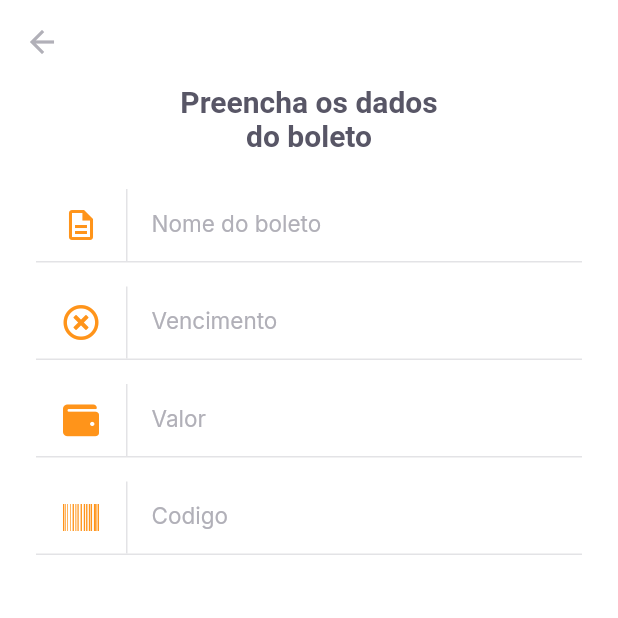
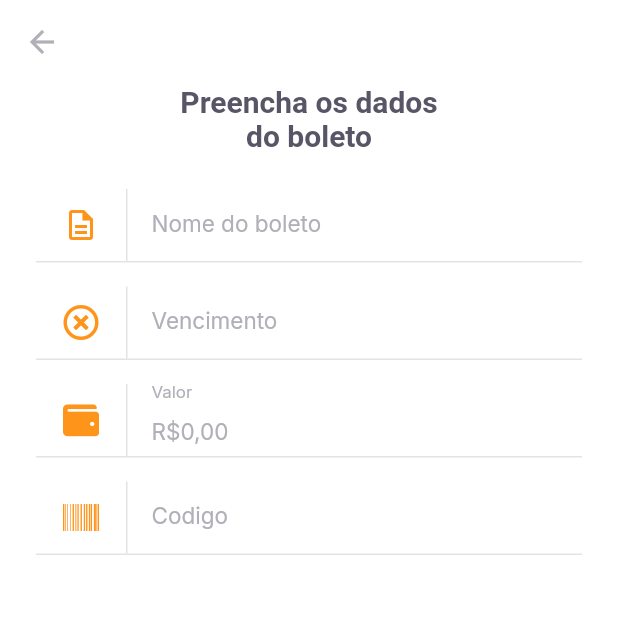
Before and after one commit to mattatito/payflow, a Flutter app: the InsertBoletoPage screen opened by its route, on a phone screen of 412 x 824 dp, the top half of it. Run offline on Flutter 3.47's test engine with Material 2 defaults, Android fonts, the phone set to English and light mode, and no system bars; our stand-ins replace camera, firebase_core, flutter_masked_text2, font_awesome_flutter, google_fonts, google_sign_in and 2 more; missing offline and left inert: google_ml_kit; accounts and stored records are empty.

```diff
--- /dev/null
+++ b/lib/modules/insert_boleto/insert_boleto_controller.dart
@@ -0,0 +1,21 @@
+import 'package:flutter/cupertino.dart';
+
+class InsertBoletoController {
+  final formKey = GlobalKey<FormState>();
+
+  String? validateName(String? value) =>
+      value?.isEmpty ?? true ? "O nome não pode ser vazio" : null;
+  String? validateVencimento(String? value) =>
+      value?.isEmpty ?? true ? "A data de vencimento não pode ser vazio" : null;
+  String? validateValor(double value) =>
+      value == 0 ? "Insira um valor maior que R\$ 0,00" : null;
+  String? validateCodigo(String? value) =>
+      value?.isEmpty ?? true ? "O código do boleto não pode ser vazio" : null;
+
+  void cadastrarBoleto() {
+    final form = formKey.currentState;
+    if (form!.validate()) {
+      print("Validou!");
+    }
+  }
+}
--- a/lib/modules/insert_boleto/insert_boleto_page.dart
+++ b/lib/modules/insert_boleto/insert_boleto_page.dart
@@ -1,18 +1,42 @@
 import 'package:flutter/material.dart';
+import 'package:flutter_masked_text2/flutter_masked_text2.dart';
 import 'package:font_awesome_flutter/font_awesome_flutter.dart';
+import 'package:payflow/modules/insert_boleto/insert_boleto_controller.dart';
 import 'package:payflow/shared/themes/app_colors.dart';
 import 'package:payflow/shared/themes/app_text_styles.dart';
 import 'package:payflow/shared/widgets/input_text/input_text_widget.dart';
 import 'package:payflow/shared/widgets/set_label_buttons/set_label_buttons.dart';
 
 class InsertBoletoPage extends StatefulWidget {
-  const InsertBoletoPage({Key? key}) : super(key: key);
+  final String? barcode;
+  const InsertBoletoPage({Key? key, this.barcode}) : super(key: key);
 
   @override
   _InsertBoletoPageState createState() => _InsertBoletoPageState();
 }
 
 class _InsertBoletoPageState extends State<InsertBoletoPage> {
+  final controller = InsertBoletoController();
+
+  final moneyInputTextController = MoneyMaskedTextController(
+    leftSymbol: "R\$",
+    decimalSeparator: ",",
+  );
+
+  final dueDateInputTextController = MaskedTextController(
+    mask: "00/00/0000",
+  );
+
+  final barcodeInputTextController = TextEditingController();
+
+  @override
+  void initState() {
+    if (widget.barcode != null) {
+      barcodeInputTextController.text = widget.barcode!;
+    }
+    super.initState();
+  }
+
   @override
   Widget build(BuildContext context) {
     return Scaffold(
@@ -24,7 +48,8 @@ class _InsertBoletoPageState extends State<InsertBoletoPage> {
           color: AppColors.input,
         ),
       ),
-      body: Padding(
+      body: SingleChildScrollView(
+        child: Padding(
           padding: const EdgeInsets.symmetric(horizontal: 24),
           child: Column(
             crossAxisAlignment: CrossAxisAlignment.center,
@@ -42,27 +67,43 @@ class _InsertBoletoPageState extends State<InsertBoletoPage> {
               SizedBox(
                 height: 24,
               ),
+              Form(
+                key: controller.formKey,
+                child: Column(
+                  children: [
                     InputTextWidget(
                       label: "Nome do boleto",
                       icon: Icons.description_outlined,
+                      validator: controller.validateName,
                       onChanged: (value) {},
                     ),
                     InputTextWidget(
+                      controller: dueDateInputTextController,
                       label: "Vencimento",
+                      validator: controller.validateVencimento,
                       icon: FontAwesomeIcons.timesCircle,
                       onChanged: (value) {},
                     ),
                     InputTextWidget(
+                      controller: moneyInputTextController,
                       label: "Valor",
+                      validator: (_) => controller
+                          .validateValor(moneyInputTextController.numberValue),
                       icon: FontAwesomeIcons.wallet,
                       onChanged: (value) {},
                     ),
                     InputTextWidget(
+                      controller: barcodeInputTextController,
                       label: "Codigo",
                       icon: FontAwesomeIcons.barcode,
+                      validator: controller.validateCodigo,
                       onChanged: (value) {},
                     ),
                   ],
+                ),
+              ),
+            ],
+          ),
         ),
       ),
       bottomNavigationBar: SetLabelButtons(
@@ -71,7 +112,9 @@ class _InsertBoletoPageState extends State<InsertBoletoPage> {
           Navigator.pop(context);
         },
         secundaryLabel: "Cadastrar",
-        secundaryOnPressed: () {},
+        secundaryOnPressed: () {
+          controller.cadastrarBoleto();
+        },
         enableSecundaryColor: true,
       ),
     );
```
Lines whose indentation alone changed are shown as unchanged.
